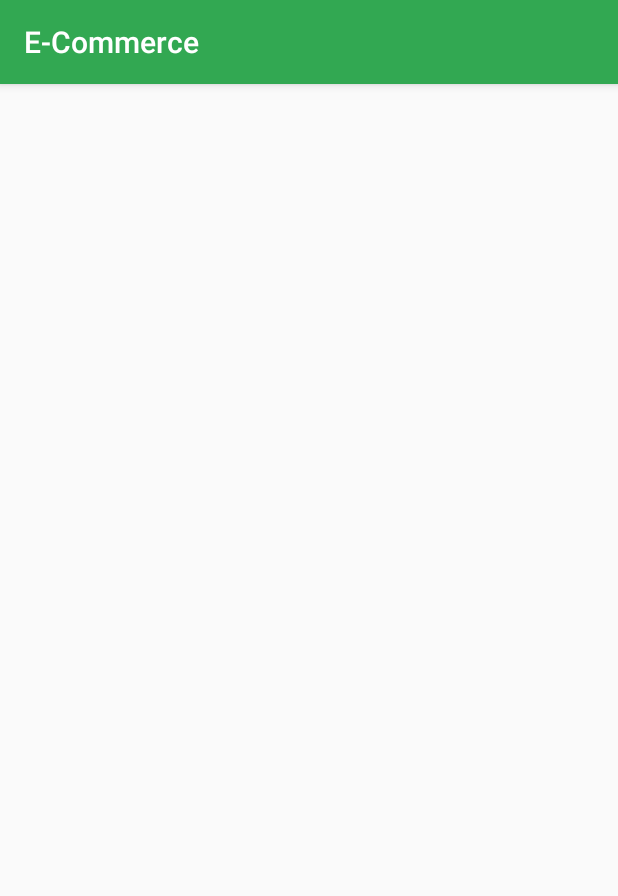
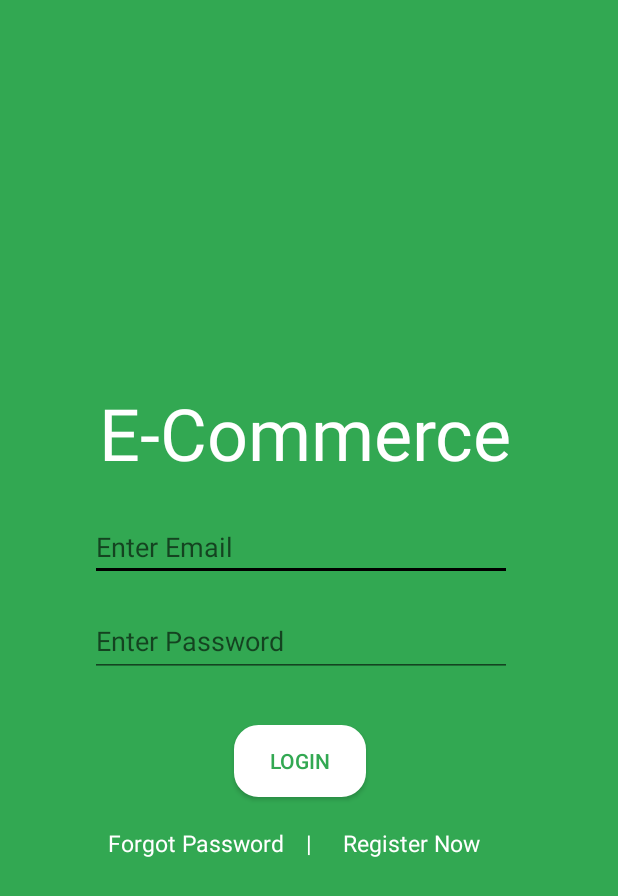
Before and after one commit to rfire12/e-commerce, an Android app: the screen it shows after launch (LoginActivity), on a phone screen of 412 x 824 dp. Shown: the top 896 px of the screen. Run offline under Robolectric (Android 15) with nearby library versions, the phone set to English and light mode, and no system bars.

Commit message:
login page

```diff
--- a/app/build.gradle
+++ b/app/build.gradle
@@ -26,6 +26,7 @@ dependencies {
     implementation fileTree(dir: "libs", include: ["*.jar"])
     implementation 'androidx.appcompat:appcompat:1.2.0'
     implementation 'androidx.constraintlayout:constraintlayout:2.0.4'
+    implementation 'com.google.android.material:material:1.2.1'
     testImplementation 'junit:junit:4.12'
     androidTestImplementation 'androidx.test.ext:junit:1.1.2'
     androidTestImplementation 'androidx.test.espresso:espresso-core:3.3.0'
--- a/app/src/main/java/com/example/e_commerce/LoginActivity.java
+++ b/app/src/main/java/com/example/e_commerce/LoginActivity.java
@@ -10,5 +10,6 @@ public class LoginActivity extends AppCompatActivity {
     protected void onCreate(Bundle savedInstanceState) {
         super.onCreate(savedInstanceState);
         setContentView(R.layout.activity_login);
+        getSupportActionBar().hide(); // Hide header
     }
 }
--- /dev/null
+++ b/app/src/main/res/drawable/rounded_button.xml
@@ -0,0 +1,11 @@
+<?xml version="1.0" encoding="utf-8"?>
+<selector xmlns:android="http://schemas.android.com/apk/res/android">
+    <item>
+        <shape android:shape="rectangle">
+            <solid android:color="@color/white"/>
+            <stroke android:color="@color/white" android:width="2dp" />
+            <!--corners allow us to make the rounded corners button-->
+            <corners android:radius="15dp" />
+        </shape>
+    </item>
+</selector>
--- a/app/src/main/res/layout/activity_login.xml
+++ b/app/src/main/res/layout/activity_login.xml
@@ -4,6 +4,99 @@
     xmlns:tools="http://schemas.android.com/tools"
     android:layout_width="match_parent"
     android:layout_height="match_parent"
+    android:background="@color/colorPrimary"
     tools:context=".LoginActivity">
 
+    <EditText
+        android:id="@+id/editTextEmail"
+        android:layout_width="281dp"
+        android:layout_height="45dp"
+        android:layout_marginStart="60dp"
+        android:layout_marginTop="32dp"
+        android:autofillHints="@string/enter_email"
+        android:ems="10"
+        android:hint="@string/enter_email"
+        android:inputType="textEmailAddress"
+        android:textColor="@android:color/black"
+        android:windowSoftInputMode="adjustPan"
+        app:layout_constraintStart_toStartOf="parent"
+        app:layout_constraintTop_toBottomOf="@+id/textView2" />
+
+    <Button
+        android:id="@+id/button"
+        android:layout_width="wrap_content"
+        android:layout_height="wrap_content"
+        android:layout_marginStart="156dp"
+        android:layout_marginTop="32dp"
+        android:background="@drawable/rounded_button"
+        android:text="@string/login"
+        android:textColor="@color/colorPrimary"
+        app:layout_constraintStart_toStartOf="parent"
+        app:layout_constraintTop_toBottomOf="@+id/editTextPassword" />
+
+    <TextView
+        android:id="@+id/textView2"
+        android:layout_width="277dp"
+        android:layout_height="54dp"
+        android:layout_marginTop="256dp"
+        android:text="@string/app_name"
+        android:textColor="@color/white"
+        android:textSize="48sp"
+        app:layout_constraintEnd_toEndOf="parent"
+        app:layout_constraintHorizontal_bias="0.492"
+        app:layout_constraintStart_toStartOf="parent"
+        app:layout_constraintTop_toTopOf="parent" />
+
+    <EditText
+        android:id="@+id/editTextPassword"
+        android:layout_width="281dp"
+        android:layout_height="48dp"
+        android:layout_marginStart="60dp"
+        android:layout_marginTop="16dp"
+        android:autofillHints="@string/enter_pass"
+        android:ems="10"
+        android:hint="@string/enter_pass"
+        android:inputType="textPassword"
+        android:textColor="@android:color/black"
+        app:layout_constraintStart_toStartOf="parent"
+        app:layout_constraintTop_toBottomOf="@+id/editTextEmail" />
+
+    <TextView
+        android:id="@+id/textView3"
+        android:layout_width="wrap_content"
+        android:layout_height="wrap_content"
+        android:layout_marginStart="72dp"
+        android:layout_marginTop="20dp"
+        android:text="@string/forgot_pass"
+        android:textColor="@color/white"
+        android:textSize="15sp"
+        app:layout_constraintStart_toStartOf="parent"
+        app:layout_constraintTop_toBottomOf="@+id/button" />
+
+    <TextView
+        android:id="@+id/textView4"
+        android:layout_width="wrap_content"
+        android:layout_height="wrap_content"
+        android:layout_marginTop="20dp"
+        android:layout_marginEnd="92dp"
+        android:shadowColor="@color/white"
+        android:text="@string/register_now"
+        android:textColor="@color/white"
+        android:textSize="15sp"
+        app:layout_constraintEnd_toEndOf="parent"
+        app:layout_constraintTop_toBottomOf="@+id/button" />
+
+    <TextView
+        android:id="@+id/textView5"
+        android:layout_width="wrap_content"
+        android:layout_height="wrap_content"
+        android:layout_marginTop="20dp"
+        android:text="|"
+        android:textColor="@color/white"
+        android:textSize="15sp"
+        app:layout_constraintEnd_toEndOf="parent"
+        app:layout_constraintStart_toStartOf="parent"
+        app:layout_constraintTop_toBottomOf="@+id/button"
+        tools:text="|" />
+
 </androidx.constraintlayout.widget.ConstraintLayout>
--- a/app/src/main/res/layout/activity_splash.xml
+++ b/app/src/main/res/layout/activity_splash.xml
@@ -5,7 +5,7 @@
     android:id="@+id/constraintLayout"
     android:layout_width="match_parent"
     android:layout_height="match_parent"
-    android:background="@color/green"
+    android:background="@color/colorPrimary"
     tools:context=".SplashActivity">
 
     <ImageView
--- a/app/src/main/res/values/colors.xml
+++ b/app/src/main/res/values/colors.xml
@@ -1,8 +1,9 @@
 <?xml version="1.0" encoding="utf-8"?>
 <resources>
     <color name="colorPrimary">#32a852</color>
-    <color name="colorPrimaryDark">#32a852</color>
-    <color name="colorAccent">#32a852</color>
+    <color name="colorPrimaryDark">#1c7534</color>
+    <color name="colorAccent">#000000</color>
     <color name="white">#ffffff</color>
     <color name="green">#32a852</color>
+    <color name="grey">#cfcfcf</color>
 </resources>
--- a/app/src/main/res/values/strings.xml
+++ b/app/src/main/res/values/strings.xml
@@ -1,4 +1,9 @@
 <resources>
     <string name="app_name">E-Commerce</string>
     <string name="cart">cart</string>
+    <string name="enter_email">Enter Email</string>
+    <string name="enter_pass">Enter Password</string>
+    <string name="login">Login</string>
+    <string name="forgot_pass">Forgot Password</string>
+    <string name="register_now">Register Now</string>
 </resources>
```
